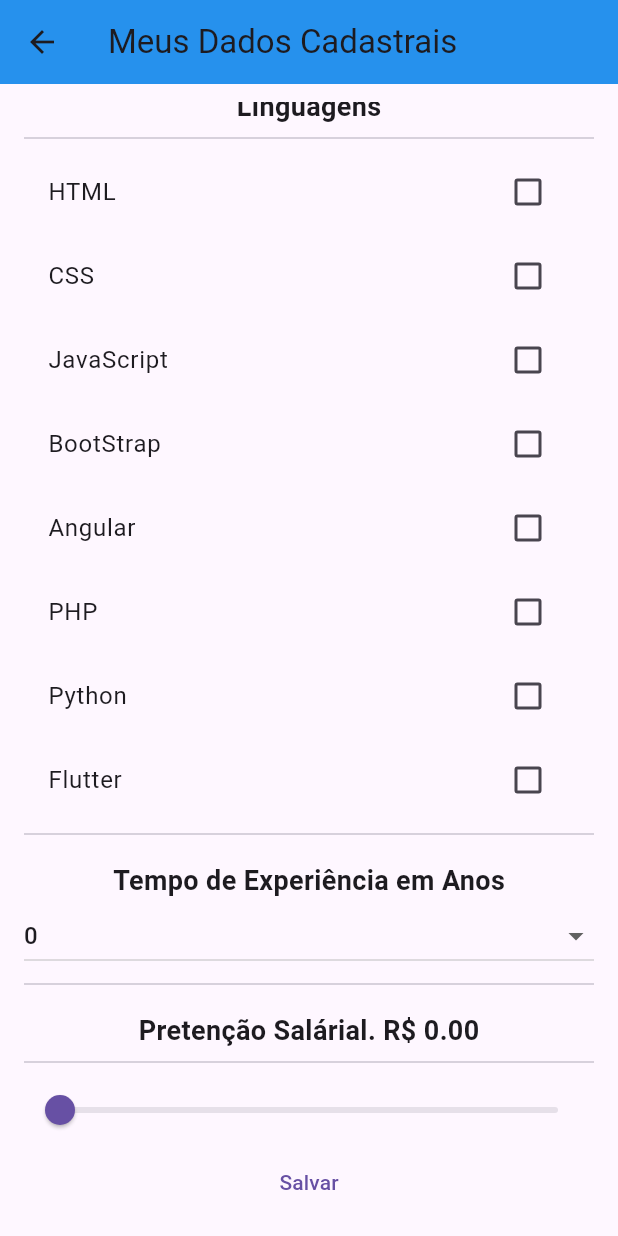
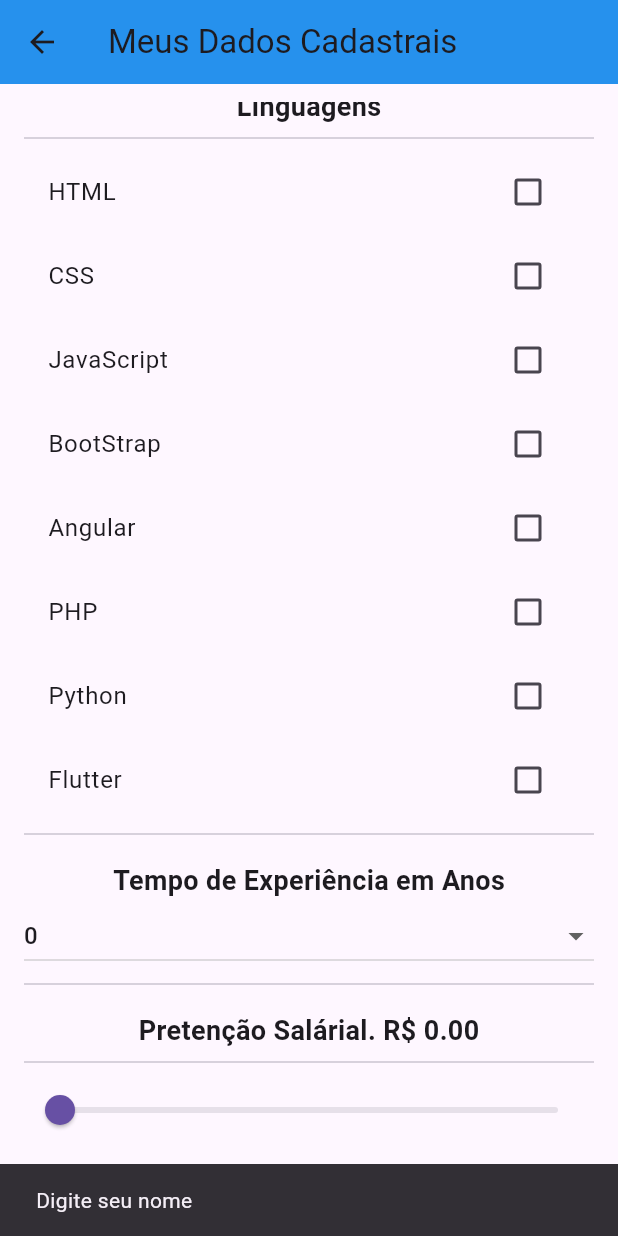
Before and after one commit to Iranlsjr/Formacao-Flutter-Specialist, a Flutter app: the DadosCadastraisPage screen opened directly, scrolled down 576 dp, after a tap on "Salvar", on a phone screen of 412 x 824 dp. Run offline on Flutter 3.47's test engine with Material 3 defaults, Android fonts, the phone set to English and light mode, and no system bars; our stand-ins replace google_fonts; network calls fail.

```diff
--- a/3_Navegacao_e_widgets_em_flutter/iranapp - V1.0/lib/pages/dados_cadastrais.dart
+++ b/3_Navegacao_e_widgets_em_flutter/iranapp - V1.0/lib/pages/dados_cadastrais.dart
@@ -23,6 +23,9 @@ class _DadosCadastraisPageState extends State<DadosCadastraisPage> {
   double salarioEscolhido = 0;
   int tempoExperiencia = 0;
 
+  //CARREGANDO SALVAMENTO
+  bool salvando = false;
+
   @override
   void initState() {
     niveis = nivelRepository.retornaNiveis();
@@ -45,7 +48,10 @@ class _DadosCadastraisPageState extends State<DadosCadastraisPage> {
       appBar: AppBar(title: Text("Meus Dados Cadastrais")),
       body: Padding(
         padding: const EdgeInsets.symmetric(vertical: 12, horizontal: 16),
-        child: ListView(
+        child:
+            salvando
+                ? Center(child: CircularProgressIndicator())
+                : ListView(
                   children: [
                     TextLabel(texto: "Nome"),
                     TextField(controller: nomeController),
@@ -70,9 +76,7 @@ class _DadosCadastraisPageState extends State<DadosCadastraisPage> {
 
                     //NÍVEL DE EXPERIÊNCIA------------------------------------------------------
                     Column(
-              children: [
-                TextLabel(texto: "Nível de Experiência"),
-              ],
+                      children: [TextLabel(texto: "Nível de Experiência")],
                     ),
                     Divider(),
                     Column(
@@ -96,11 +100,7 @@ class _DadosCadastraisPageState extends State<DadosCadastraisPage> {
 
                     //LINGUAGENS CHECKBOX ----------------------------------------------------
                     Divider(),
-            Column(
-              children: [
-                TextLabel(texto: "Linguagens"),
-              ],
-            ),
+                    Column(children: [TextLabel(texto: "Linguagens")]),
                     Divider(),
                     Column(
                       children:
@@ -108,13 +108,17 @@ class _DadosCadastraisPageState extends State<DadosCadastraisPage> {
                               .map(
                                 (linguagem) => CheckboxListTile(
                                   title: Text(linguagem),
-                          value: linguagensSelecionadas.contains(linguagem),
+                                  value: linguagensSelecionadas.contains(
+                                    linguagem,
+                                  ),
                                   onChanged: (bool? value) {
                                     setState(() {
                                       if (value!) {
                                         linguagensSelecionadas.add(linguagem);
                                       } else {
-                                linguagensSelecionadas.remove(linguagem);
+                                        linguagensSelecionadas.remove(
+                                          linguagem,
+                                        );
                                       }
                                     });
                                   },
@@ -125,7 +129,11 @@ class _DadosCadastraisPageState extends State<DadosCadastraisPage> {
 
                     // TEMPO DE EXPERIÊNCIA--------------------------------------------------------
                     Divider(),
-            Column(children: [TextLabel(texto: "Tempo de Experiência em Anos")]),
+                    Column(
+                      children: [
+                        TextLabel(texto: "Tempo de Experiência em Anos"),
+                      ],
+                    ),
                     DropdownButton(
                       value: tempoExperiencia,
                       isExpanded: true,
@@ -162,8 +170,85 @@ class _DadosCadastraisPageState extends State<DadosCadastraisPage> {
                     //BOTÃO SALVAR----------------------------------------------------------------
                     TextButton(
                       onPressed: () {
-                print(nomeController.text);
-                print(dataNascimento);
+                        //CARREGAMENTO
+                        setState(() {
+                          salvando = false;
+                        });
+                        //VALIDAÇÃO DO NOME
+                        if (nomeController.text.trim().length < 3) {
+                          ScaffoldMessenger.of(context).showSnackBar(
+                            const SnackBar(content: Text("Digite seu nome")),
+                          );
+                          return;
+                        } // VALIDAÇÃO DE DATA DE NASCIMENTO
+                        else if (dataNascimento == null) {
+                          ScaffoldMessenger.of(context).showSnackBar(
+                            const SnackBar(
+                              content: Text("Escolha sua data de Nascimento"),
+                            ),
+                          );
+                          return;
+                        } //VALIDAÇÃO DE NÍVEL DE EXPERIÊNCIA
+                        else if (nivelSelecionado.trim() == '') {
+                          ScaffoldMessenger.of(context).showSnackBar(
+                            const SnackBar(
+                              content: Text("O nível deve ser selecionado"),
+                            ),
+                          );
+                          return;
+                        }
+                        //VALIDAÇÃO DE LINGUAGENS
+                        else if (linguagensSelecionadas.isEmpty) {
+                          ScaffoldMessenger.of(context).showSnackBar(
+                            const SnackBar(
+                              content: Text(
+                                "Selecione pelo menos uma linguagen",
+                              ),
+                            ),
+                          );
+                          return;
+                        }
+                        //VALIDAÇÃO DE TEMPO DE EXPERIÊNCIA
+                        else if (tempoExperiencia == 0) {
+                          ScaffoldMessenger.of(context).showSnackBar(
+                            const SnackBar(
+                              content: Text(
+                                "Deve ter ao menos um ano de experiência.",
+                              ),
+                            ),
+                          );
+                          return;
+                        }
+                        //VALIDAÇÃO DE PRETENÇÃO SALARIAL
+                        else if (salarioEscolhido == 0) {
+                          ScaffoldMessenger.of(context).showSnackBar(
+                            const SnackBar(
+                              content: Text(
+                                " A pretenção salárial deve ser maior que Zero",
+                              ),
+                            ),
+                          );
+                          return;
+                        }
+
+                        //TELA DE CARREGAMENTO QUANDO SALVAR
+                        setState(() {
+                          salvando = true;
+                        });
+                        Future.delayed(Duration(seconds: 2), () {
+
+                          ScaffoldMessenger.of(context).showSnackBar(
+                            const SnackBar(
+                              content: Center(child: Text("Dados salvos com sucesso")),
+                            ),
+                          );
+                          setState(() {
+                            salvando = false;
+                          });
+                          Navigator.pop(context);
+                        });
+
+                        debugPrint("Dados Salvos");
                       },
                       child: Text("Salvar"),
                     ),
```
Lines whose indentation alone changed are shown as unchanged.
